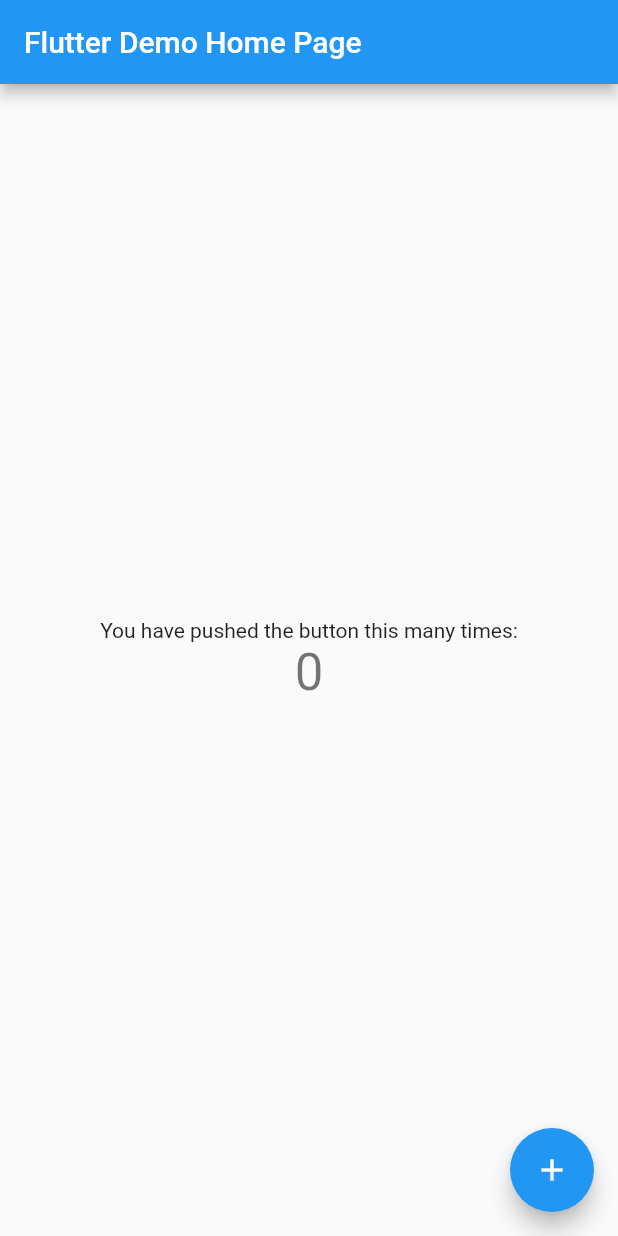
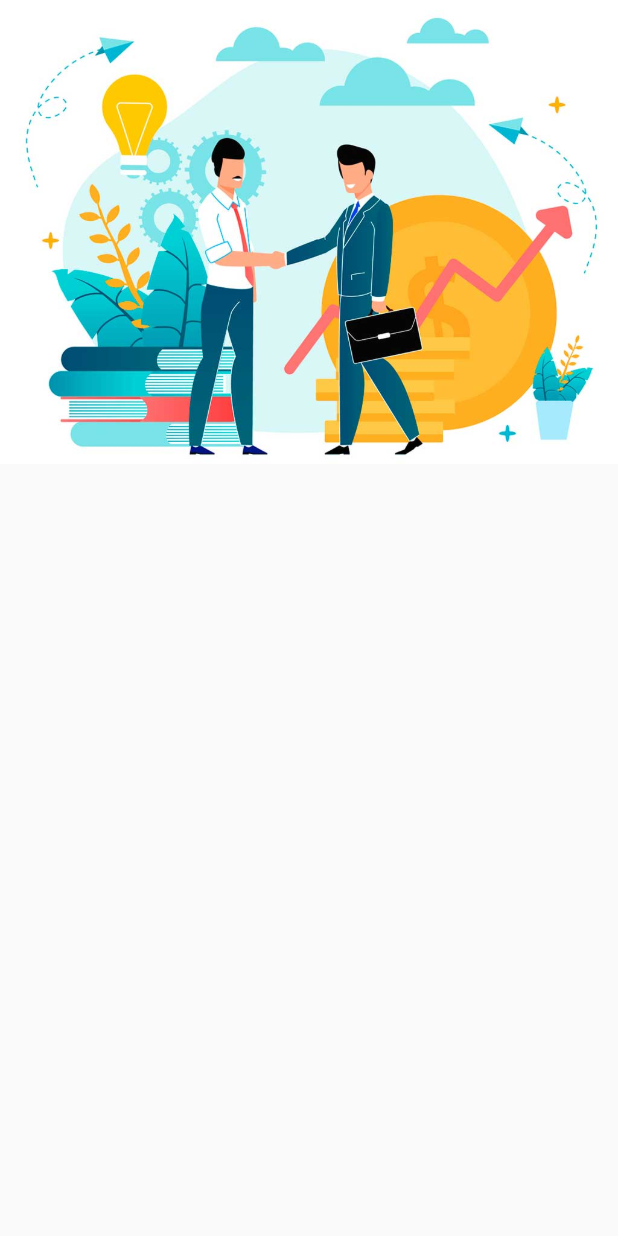
Before and after one commit to nbarco25/flutter_application_1, a Flutter app: the screen it shows after launch, on a phone screen of 412 x 824 dp. Run offline on Flutter 3.47's test engine with Material 2 defaults, Android fonts, the phone set to English and light mode, and no system bars.

Commit message:
Demo application deleted and start with the real app, pubspec.yaml modified with assets

```diff
--- /dev/null
+++ b/lib/login.dart
@@ -0,0 +1,13 @@
+import 'package:flutter/material.dart';
+
+class LoginPage extends StatelessWidget {
+  const LoginPage({super.key});
+
+  @override
+  Widget build(BuildContext context) {
+    return Scaffold(
+      body: Column(
+          children: <Widget>[Image.asset("assets/img/proceso-de-ventas.jpg")]),
+    );
+  }
+}
--- a/lib/main.dart
+++ b/lib/main.dart
@@ -1,115 +1,6 @@
 import 'package:flutter/material.dart';
+import 'package:flutter_application_1/login.dart';
 
 void main() {
-  runApp(const MyApp());
+  runApp(MaterialApp(title: "Ventas a domicilio", home: LoginPage()));
 }
-
-class MyApp extends StatelessWidget {
-  const MyApp({super.key});
-
-  // This widget is the root of your application.
-  @override
-  Widget build(BuildContext context) {
-    return MaterialApp(
-      title: 'Flutter Demo',
-      theme: ThemeData(
-        // This is the theme of your application.
-        //
-        // Try running your application with "flutter run". You'll see the
-        // application has a blue toolbar. Then, without quitting the app, try
-        // changing the primarySwatch below to Colors.green and then invoke
-        // "hot reload" (press "r" in the console where you ran "flutter run",
-        // or simply save your changes to "hot reload" in a Flutter IDE).
-        // Notice that the counter didn't reset back to zero; the application
-        // is not restarted.
-        primarySwatch: Colors.blue,
-      ),
-      home: const MyHomePage(title: 'Flutter Demo Home Page'),
-    );
-  }
-}
-
-class MyHomePage extends StatefulWidget {
-  const MyHomePage({super.key, required this.title});
-
-  // This widget is the home page of your application. It is stateful, meaning
-  // that it has a State object (defined below) that contains fields that affect
-  // how it looks.
-
-  // This class is the configuration for the state. It holds the values (in this
-  // case the title) provided by the parent (in this case the App widget) and
-  // used by the build method of the State. Fields in a Widget subclass are
-  // always marked "final".
-
-  final String title;
-
-  @override
-  State<MyHomePage> createState() => _MyHomePageState();
-}
-
-class _MyHomePageState extends State<MyHomePage> {
-  int _counter = 0;
-
-  void _incrementCounter() {
-    setState(() {
-      // This call to setState tells the Flutter framework that something has
-      // changed in this State, which causes it to rerun the build method below
-      // so that the display can reflect the updated values. If we changed
-      // _counter without calling setState(), then the build method would not be
-      // called again, and so nothing would appear to happen.
-      _counter++;
-    });
-  }
-
-  @override
-  Widget build(BuildContext context) {
-    // This method is rerun every time setState is called, for instance as done
-    // by the _incrementCounter method above.
-    //
-    // The Flutter framework has been optimized to make rerunning build methods
-    // fast, so that you can just rebuild anything that needs updating rather
-    // than having to individually change instances of widgets.
-    return Scaffold(
-      appBar: AppBar(
-        // Here we take the value from the MyHomePage object that was created by
-        // the App.build method, and use it to set our appbar title.
-        title: Text(widget.title),
-      ),
-      body: Center(
-        // Center is a layout widget. It takes a single child and positions it
-        // in the middle of the parent.
-        child: Column(
-          // Column is also a layout widget. It takes a list of children and
-          // arranges them vertically. By default, it sizes itself to fit its
-          // children horizontally, and tries to be as tall as its parent.
-          //
-          // Invoke "debug painting" (press "p" in the console, choose the
-          // "Toggle Debug Paint" action from the Flutter Inspector in Android
-          // Studio, or the "Toggle Debug Paint" command in Visual Studio Code)
-          // to see the wireframe for each widget.
-          //
-          // Column has various properties to control how it sizes itself and
-          // how it positions its children. Here we use mainAxisAlignment to
-          // center the children vertically; the main axis here is the vertical
-          // axis because Columns are vertical (the cross axis would be
-          // horizontal).
-          mainAxisAlignment: MainAxisAlignment.center,
-          children: <Widget>[
-            const Text(
-              'You have pushed the button this many times:',
-            ),
-            Text(
-              '$_counter',
-              style: Theme.of(context).textTheme.headline4,
-            ),
-          ],
-        ),
-      ),
-      floatingActionButton: FloatingActionButton(
-        onPressed: _incrementCounter,
-        tooltip: 'Increment',
-        child: const Icon(Icons.add),
-      ), // This trailing comma makes auto-formatting nicer for build methods.
-    );
-  }
-}
--- a/pubspec.yaml
+++ b/pubspec.yaml
@@ -63,6 +63,9 @@ flutter:
   # assets:
   #   - images/a_dot_burr.jpeg
   #   - images/a_dot_ham.jpeg
+  assets:
+    - assets/img/proceso-de-ventas.jpg
+
 
   # An image asset can refer to one or more resolution-specific "variants", see
   # https://flutter.dev/assets-and-images/#resolution-aware
```
Also changed, not shown: assets/img/proceso-de-ventas.jpg (added), lib/pages/demo.dart (deleted), lib/pages/ejercicio.dart (deleted).
